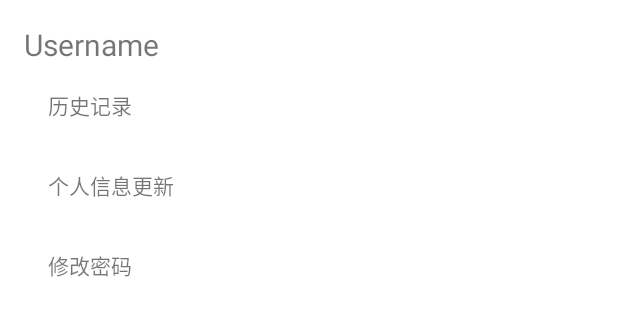
After one commit to lyx0902/WiseBrush, an Android app built with Jetpack Compose: the layout layout_new_user_interface.xml on its own in the app's theme, with its tools: preview values and no code run, on a phone screen of 412 x 824 dp. The commit adds this screen. Shown: the top 316 px of the screen. Run offline under Robolectric (Android 15) with nearby library versions, the phone set to English and light mode, and no system bars.

Commit message:
update Personnel Module by lyx

```diff
--- /dev/null
+++ b/app/src/main/res/layout/layout_new_user_interface.xml
@@ -0,0 +1,77 @@
+<?xml version="1.0" encoding="utf-8"?>
+<LinearLayout xmlns:android="http://schemas.android.com/apk/res/android"
+
+    android:layout_width="match_parent"
+    android:layout_height="match_parent"
+    xmlns:tools="http://schemas.android.com/tools"
+    android:orientation="vertical"
+    android:padding="16dp"
+    android:visibility="visible">
+<!--    android:visibility="visible"-->
+<!--    tools:context=".ui.notifications.NotificationsFragment">-->
+
+    <TextView
+        android:id="@+id/usernameTextView"
+        android:layout_width="wrap_content"
+        android:layout_height="wrap_content"
+        android:text="Username"
+        android:textSize="20sp"
+        android:visibility="visible"/>
+
+    <TextView
+        android:id="@+id/historyHeader"
+        android:layout_width="match_parent"
+        android:layout_height="wrap_content"
+        android:text="历史记录"
+        android:padding="16dp"
+        android:background="?attr/selectableItemBackground"
+        android:onClick="toggleHistoryContent"
+        android:visibility="visible"/>
+
+    <LinearLayout
+        android:id="@+id/historyContent"
+        android:layout_width="match_parent"
+        android:layout_height="wrap_content"
+        android:orientation="vertical"
+        android:visibility="gone">
+        <!-- 历史记录内容 -->
+    </LinearLayout>
+
+    <TextView
+        android:id="@+id/updateProfileHeader"
+        android:layout_width="match_parent"
+        android:layout_height="wrap_content"
+        android:background="?attr/selectableItemBackground"
+        android:onClick="toggleUpdateProfileContent"
+        android:padding="16dp"
+        android:text="个人信息更新"
+        android:visibility="visible"/>
+
+    <LinearLayout
+        android:id="@+id/updateProfileContent"
+        android:layout_width="match_parent"
+        android:layout_height="wrap_content"
+        android:orientation="vertical"
+        android:visibility="gone">
+        <!-- 个人信息更新内容 -->
+    </LinearLayout>
+
+    <TextView
+        android:id="@+id/changePasswordHeader"
+        android:layout_width="match_parent"
+        android:layout_height="wrap_content"
+        android:background="?attr/selectableItemBackground"
+        android:onClick="toggleChangePasswordContent"
+        android:padding="16dp"
+        android:text="修改密码"
+        android:visibility="visible"/>
+
+    <LinearLayout
+        android:id="@+id/changePasswordContent"
+        android:layout_width="match_parent"
+        android:layout_height="wrap_content"
+        android:orientation="vertical"
+        android:visibility="gone">
+        <!-- 修改密码内容 -->
+    </LinearLayout>
+</LinearLayout>
```
Also changed, not shown: app/src/main/java/com/example/bottomnavigation1/ui/notifications/NotificationsFragment.kt (+43 -2 lines), app/src/main/res/layout/fragment_notifications.xml (+10 -1 lines).
